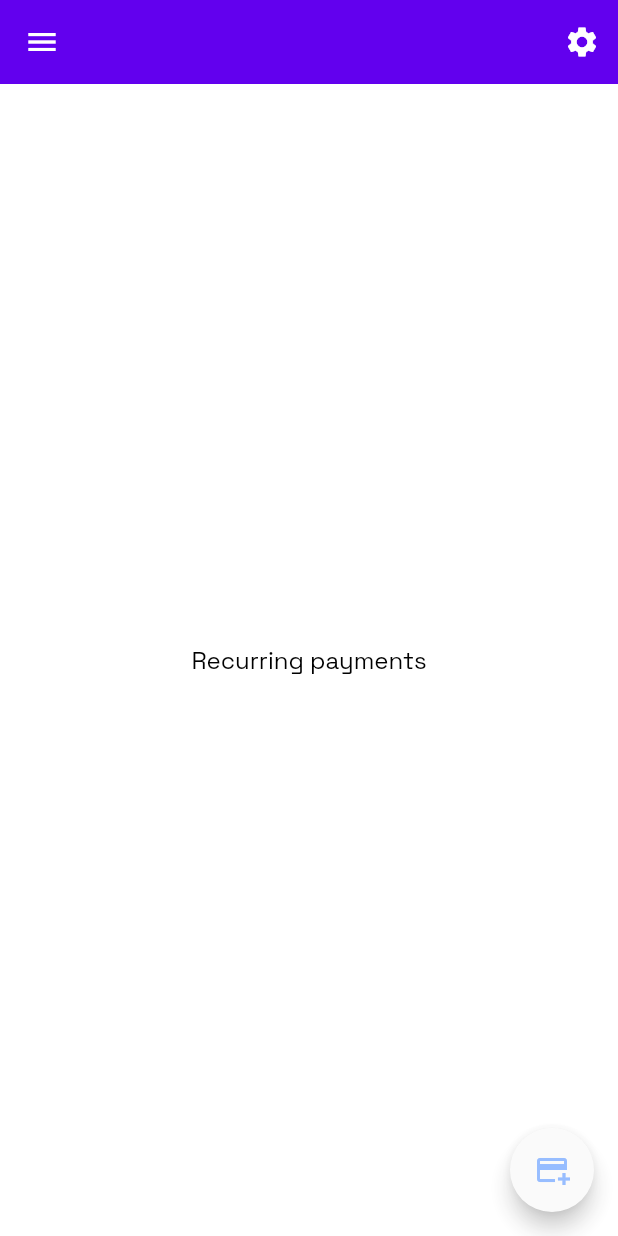
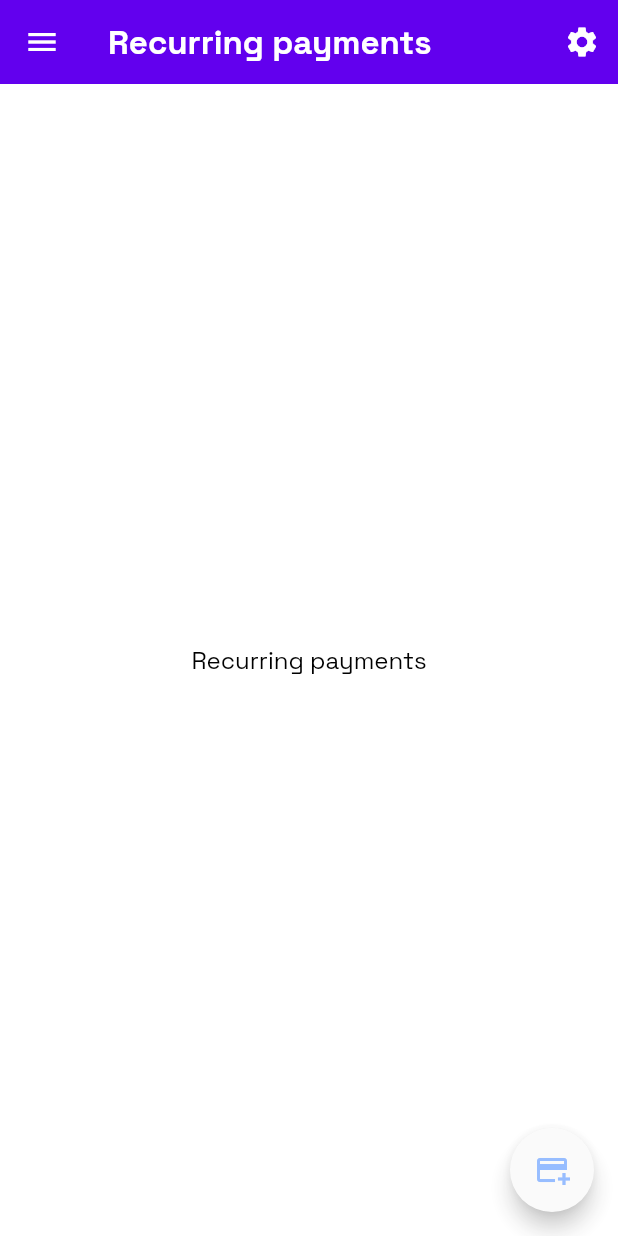
Before and after one commit to justdodo27/financepal, a Flutter app: the screen it shows after launch, swiped to page 3, on a phone screen of 412 x 824 dp. Run offline on Flutter 3.47's test engine with Material 2 defaults, Android fonts, the phone set to English and light mode, and no system bars; our stand-ins replace fl_chart, google_fonts, shared_preferences.

Commit message:
Add pages titles

```diff
--- a/frontend/lib/pages/main_page/main_page.dart
+++ b/frontend/lib/pages/main_page/main_page.dart
@@ -10,6 +10,7 @@ import 'package:frontend/pages/reports_page/reports_page.dart';
 import 'package:frontend/pages/settings_page/settings_page.dart';
 
 import '../../utils/custom_router.dart';
+import 'components/add_payment_sheet.dart';
 import 'components/main_drawer.dart';
 
 class MainPage extends StatefulWidget {
@@ -34,6 +35,18 @@ class _HomePageState extends State<MainPage> {
     switch (pageSelected) {
       case 1:
         return 'Payments';
+      case 2:
+        return 'Recurring payments';
+      case 3:
+        return 'Categories';
+      case 4:
+        return 'Proofs of payments';
+      case 5:
+        return 'Groups';
+      case 6:
+        return 'Reports';
+      case 7:
+        return 'Notifications';
       default:
         return '';
     }
```
